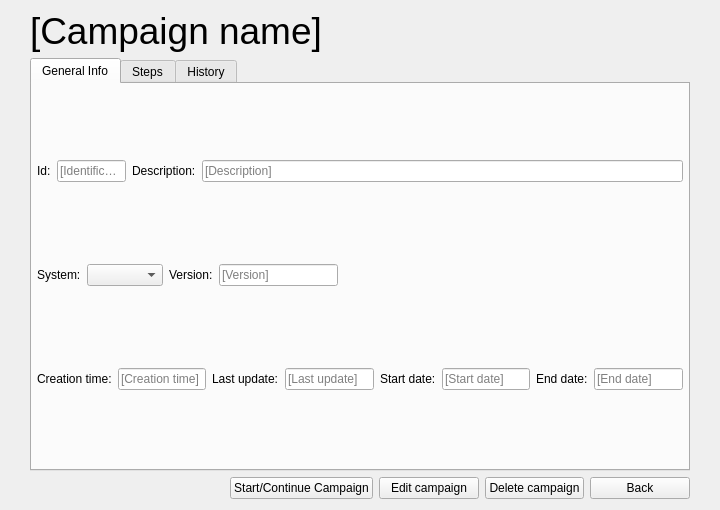
The window that ui/info_campaign.ui (vazmasero/UAT-Tool) describes before a commit, drawn with Qt 5.
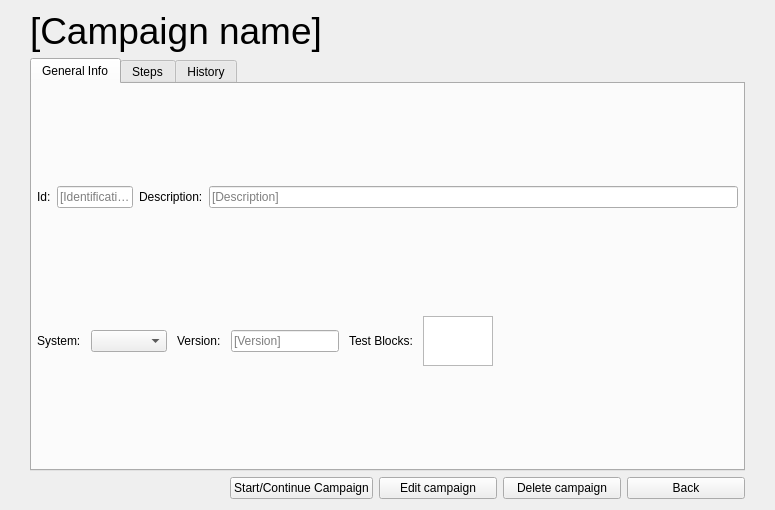
The same window after the commit. The open tabs and pages were chosen to show the change.

What changed in the file:
```diff
--- a/ui/info_campaign.ui
+++ b/ui/info_campaign.ui
@@ -109,11 +109,14 @@
        </item>
        <item>
         <layout class="QHBoxLayout" name="horizontalLayout_3">
+         <property name="spacing">
+          <number>10</number>
+         </property>
          <property name="leftMargin">
           <number>5</number>
          </property>
          <property name="rightMargin">
-          <number>350</number>
+          <number>250</number>
          </property>
          <item>
           <widget class="QLabel" name="sys_version_lbl">
@@ -138,6 +141,12 @@
          </item>
          <item>
           <widget class="QLineEdit" name="service_now_id_le">
+           <property name="sizePolicy">
+            <sizepolicy hsizetype="Minimum" vsizetype="Maximum">
+             <horstretch>0</horstretch>
+             <verstretch>0</verstretch>
+            </sizepolicy>
+           </property>
            <property name="text">
             <string/>
            </property>
@@ -146,81 +155,26 @@
            </property>
           </widget>
          </item>
-        </layout>
-       </item>
-       <item>
-        <layout class="QHBoxLayout" name="horizontalLayout_4">
-         <property name="leftMargin">
-          <number>5</number>
-         </property>
-         <property name="rightMargin">
-          <number>5</number>
-         </property>
          <item>
-          <widget class="QLabel" name="creation_time_lbl">
+          <widget class="QLabel" name="label">
            <property name="text">
-            <string>Creation time:</string>
+            <string>Test Blocks:</string>
            </property>
           </widget>
          </item>
          <item>
-          <widget class="QLineEdit" name="creation_time_le">
-           <property name="text">
-            <string/>
+          <widget class="QListWidget" name="listWidget_2">
+           <property name="sizePolicy">
+            <sizepolicy hsizetype="Maximum" vsizetype="Maximum">
+             <horstretch>0</horstretch>
+             <verstretch>0</verstretch>
+            </sizepolicy>
            </property>
-           <property name="placeholderText">
-            <string>[Creation time]</string>
-           </property>
-          </widget>
-         </item>
-         <item>
-          <widget class="QLabel" name="last_update_lbl">
-           <property name="text">
-            <string>Last update:</string>
-           </property>
-          </widget>
-         </item>
-         <item>
-          <widget class="QLineEdit" name="last_update_le">
-           <property name="text">
-            <string/>
-           </property>
-           <property name="placeholderText">
-            <string>[Last update]</string>
-           </property>
-          </widget>
-         </item>
-         <item>
-          <widget class="QLabel" name="last_update_lbl_2">
-           <property name="text">
-            <string>Start date:</string>
-           </property>
-          </widget>
-         </item>
-         <item>
-          <widget class="QLineEdit" name="last_update_le_2">
-           <property name="text">
-            <string/>
-           </property>
-           <property name="placeholderText">
-            <string>[Start date]</string>
-           </property>
-          </widget>
-         </item>
-         <item>
-          <widget class="QLabel" name="last_update_lbl_3">
-           <property name="text">
-            <string>End date:</string>
-           </property>
-          </widget>
-         </item>
-         <item>
-          <widget class="QLineEdit" name="last_update_le_3">
-           <property name="text">
-            <string/>
-           </property>
-           <property name="placeholderText">
-            <string>[End date]</string>
+           <property name="maximumSize">
+            <size>
+             <width>240</width>
+             <height>50</height>
+            </size>
            </property>
           </widget>
          </item>
```
Left out of the diff: 2 changed lines with no effect on the pictures.
